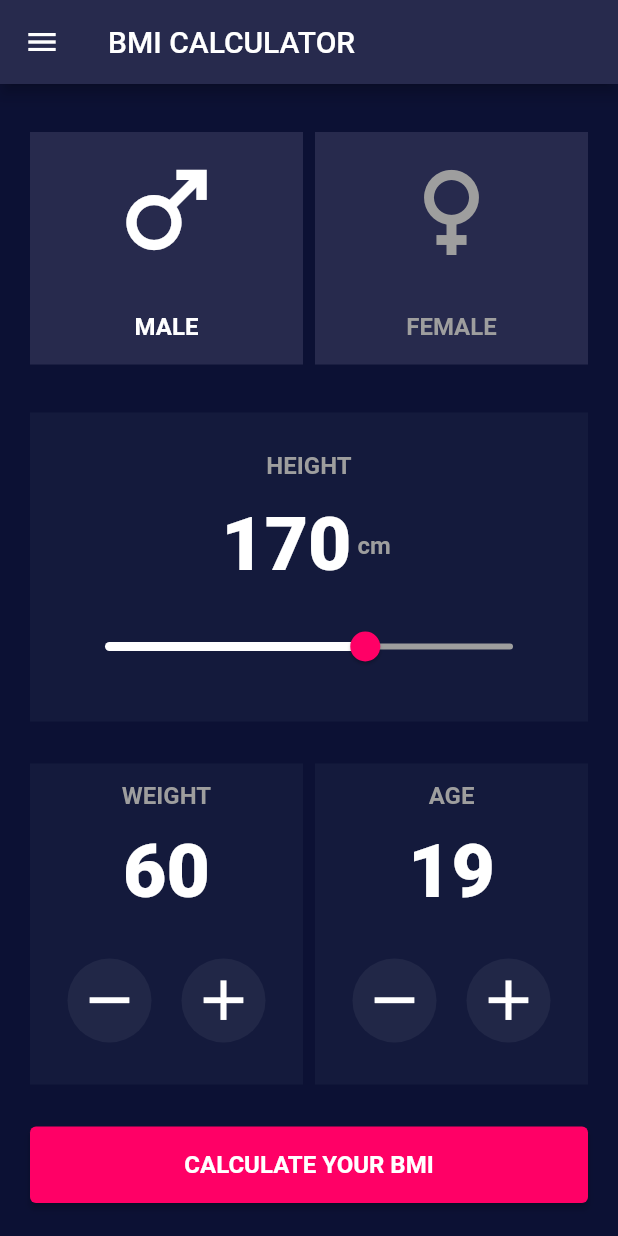
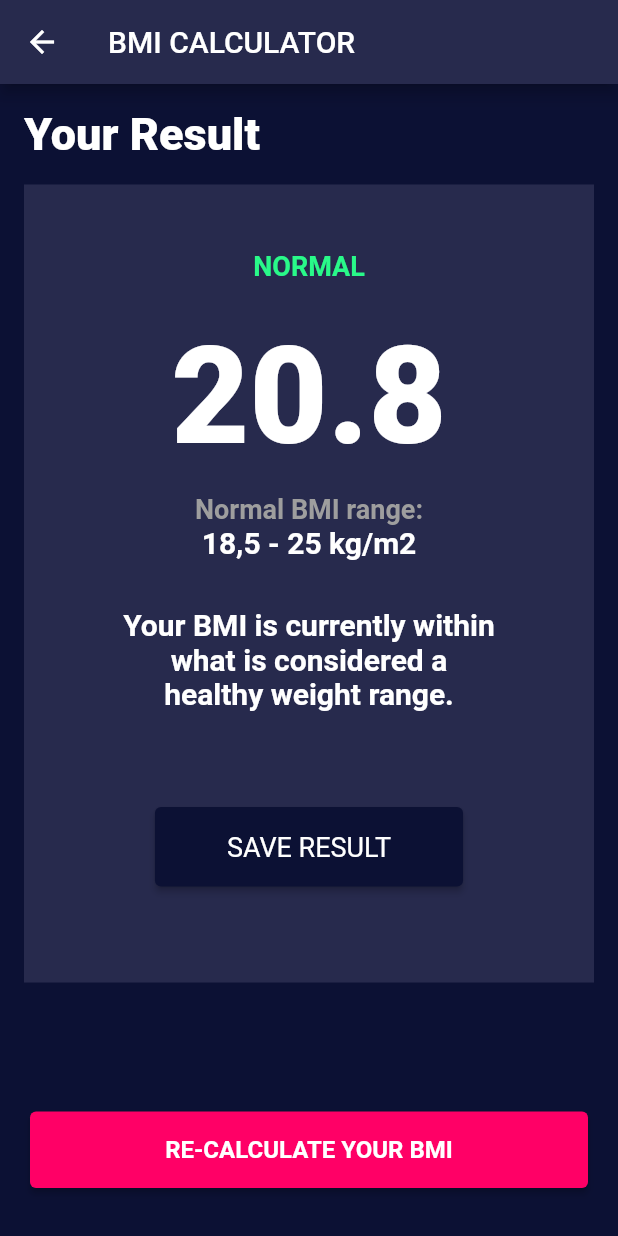
Before and after one commit to juliakowalikk/bmi_calc_cubit, a Flutter app: the screen it shows after launch, after a tap on the "remove" icon, after a tap on the "add" icon, after a tap on "CALCULATE YOUR BMI", on a phone screen of 412 x 824 dp. Run offline on Flutter 3.47's test engine with Material 2 defaults, Android fonts, the phone set to English and light mode, and no system bars; our stand-ins replace flutter_bloc; generated files the repository leaves out were written again.

Commit message:
Add Result Page and Drawer

```diff
--- a/lib/cubit/bmi_cubit.dart
+++ b/lib/cubit/bmi_cubit.dart
@@ -43,4 +43,11 @@ class BmiCubit extends Cubit<BmiState> {
       weight: state.weight,
     ));
   }
+
+  void calculateBMI() {
+    final double height = state.height / 100;
+    final double bmi = state.weight / (height * height);
+    emit(BmiCalculated(
+        bmi: bmi, age: state.age, height: state.height, weight: state.weight));
+  }
 }
--- a/lib/cubit/bmi_state.dart
+++ b/lib/cubit/bmi_state.dart
@@ -1,11 +1,9 @@
 abstract class BmiState {
   final double height;
   final int age;
-  final double bmi;
   final int weight;
 
   BmiState({
-    required this.bmi,
     required this.age,
     required this.height,
     required this.weight,
@@ -14,9 +12,18 @@ abstract class BmiState {
 
 class BmiInitial extends BmiState {
   BmiInitial({
-    super.bmi = 0,
     super.age = 19,
     super.height = 170,
     super.weight = 60,
   });
 }
+
+class BmiCalculated extends BmiState {
+  final double bmi;
+
+  BmiCalculated(
+      {required this.bmi,
+      required super.age,
+      required super.height,
+      required super.weight});
+}
--- a/lib/l10n/app_en.arb
+++ b/lib/l10n/app_en.arb
@@ -6,5 +6,13 @@
   "weight": "WEIGHT",
   "age": "AGE",
   "calculate": "CALCULATE YOUR BMI",
-  "cm": "cm"
+  "cm": "cm",
+  "result": "Your Result",
+  "normalBMI": "Normal BMI range:",
+  "save": "SAVE RESULT",
+  "recalculate": "RE-CALCULATE YOUR BMI",
+  "normBMI": "18,5 - 25 kg/m2",
+  "history": "History",
+  "settings": "Settings",
+  "support": "Support"
 }
--- /dev/null
+++ b/lib/pages/history_page/history_page.dart
@@ -0,0 +1,14 @@
+import 'package:bmi_calc_cubit/style/colors.dart';
+import 'package:flutter/material.dart';
+
+class HistoryPage extends StatelessWidget {
+  const HistoryPage({super.key});
+
+  @override
+  Widget build(BuildContext context) => Scaffold(
+        appBar: AppBar(
+          backgroundColor: navyBlue,
+        ),
+        backgroundColor: backgroundColor,
+      );
+}
--- /dev/null
+++ b/lib/pages/home_page/drawer_body.dart
@@ -0,0 +1,48 @@
+import 'package:bmi_calc_cubit/pages/history_page/history_page.dart';
+import 'package:bmi_calc_cubit/style/colors.dart';
+import 'package:bmi_calc_cubit/style/my_text_style.dart';
+import 'package:flutter/material.dart';
+import 'package:flutter_gen/gen_l10n/app_localizations.dart';
+
+class DrawerBody extends StatelessWidget {
+  const DrawerBody({super.key});
+
+  @override
+  Widget build(BuildContext context) => Drawer(
+        child: ListView(
+          padding: EdgeInsets.zero,
+          children: [
+            DrawerHeader(
+              decoration: const BoxDecoration(
+                color: pink,
+              ),
+              child: Center(
+                  child: Text(
+                Strings.of(context).title,
+                style: MyTextStyle.style7,
+              )),
+            ),
+            ListTile(
+              leading: const Icon(Icons.history),
+              title: Text(Strings.of(context).history),
+              onTap: () => Navigator.push(
+                context,
+                MaterialPageRoute(
+                  builder: (context) => const HistoryPage(),
+                ),
+              ),
+            ),
+            ListTile(
+              leading: const Icon(Icons.settings),
+              title: Text(Strings.of(context).settings),
+              onTap: () {},
+            ),
+            ListTile(
+              leading: const Icon(Icons.support),
+              title: Text(Strings.of(context).support),
+              onTap: () {},
+            ),
+          ],
+        ),
+      );
+}
--- a/lib/pages/home_page/home_page.dart
+++ b/lib/pages/home_page/home_page.dart
@@ -1,11 +1,13 @@
 import 'package:bmi_calc_cubit/cubit/bmi_cubit.dart';
 import 'package:bmi_calc_cubit/cubit/bmi_state.dart';
+import 'package:bmi_calc_cubit/pages/home_page/drawer_body.dart';
 import 'package:bmi_calc_cubit/pages/home_page/tiles/height_tile.dart';
-import 'package:bmi_calc_cubit/pages/home_page/widgets/calculate_button.dart';
 import 'package:bmi_calc_cubit/pages/home_page/widgets/gender_part.dart';
 import 'package:bmi_calc_cubit/pages/home_page/widgets/weight_age_part.dart';
+import 'package:bmi_calc_cubit/pages/result_page/result_page.dart';
 import 'package:bmi_calc_cubit/style/colors.dart';
 import 'package:bmi_calc_cubit/style/dimens.dart';
+import 'package:bmi_calc_cubit/widgets/my_button.dart';
 import 'package:flutter/material.dart';
 import 'package:flutter_bloc/flutter_bloc.dart';
 import 'package:flutter_gen/gen_l10n/app_localizations.dart';
@@ -19,15 +21,14 @@ class HomePage extends StatefulWidget {
 
 class _HomePageState extends State<HomePage> {
   @override
-  Widget build(BuildContext context) => BlocBuilder<BmiCubit, BmiState>(
+  Widget build(BuildContext context) => BlocListener<BmiCubit, BmiState>(
+        listener: _listener,
+        child: BlocBuilder<BmiCubit, BmiState>(
           builder: (context, state) {
             return Scaffold(
+              drawer: const DrawerBody(),
               backgroundColor: backgroundColor,
               appBar: AppBar(
-              leading: IconButton(
-                onPressed: () {},
-                icon: const Icon(Icons.menu),
-              ),
                 backgroundColor: navyBlue,
                 title: Text(Strings.of(context).title),
               ),
@@ -39,8 +40,12 @@ class _HomePageState extends State<HomePage> {
                       const GenderPart(),
                       const HeightTile(),
                       const WeightAgePart(),
-                    CalculateButton(
-                      onCalculate: () {},
+                      const Spacer(),
+                      MyButton(
+                        onPressed: () {
+                          context.read<BmiCubit>().calculateBMI();
+                        },
+                        title: Strings.of(context).calculate,
                       ),
                     ],
                   ),
@@ -48,5 +53,19 @@ class _HomePageState extends State<HomePage> {
               ),
             );
           },
+        ),
+      );
+
+  void _listener(BuildContext context, BmiState state) {
+    if (state is BmiCalculated) {
+      Navigator.push(
+        context,
+        MaterialPageRoute(
+          builder: (BuildContext context) => ResultPage(
+            calculatedBmi: state.bmi,
+          ),
+        ),
       );
     }
+  }
+}
--- /dev/null
+++ b/lib/pages/result_page/result_page.dart
@@ -0,0 +1,46 @@
+import 'package:bmi_calc_cubit/cubit/bmi_cubit.dart';
+import 'package:bmi_calc_cubit/cubit/bmi_state.dart';
+import 'package:bmi_calc_cubit/pages/result_page/widgets/result_body.dart';
+import 'package:bmi_calc_cubit/style/colors.dart';
+import 'package:bmi_calc_cubit/style/dimens.dart';
+import 'package:bmi_calc_cubit/widgets/my_button.dart';
+import 'package:flutter/material.dart';
+import 'package:flutter_bloc/flutter_bloc.dart';
+import 'package:flutter_gen/gen_l10n/app_localizations.dart';
+
+class ResultPage extends StatelessWidget {
+  final double calculatedBmi;
+  const ResultPage({
+    super.key,
+    required this.calculatedBmi,
+  });
+
+  @override
+  Widget build(BuildContext context) => BlocBuilder<BmiCubit, BmiState>(
+        builder: (context, state) {
+          return Scaffold(
+            backgroundColor: backgroundColor,
+            appBar: AppBar(
+              backgroundColor: navyBlue,
+              title: Text(Strings.of(context).title),
+            ),
+            body: SafeArea(
+              child: Padding(
+                padding: const EdgeInsets.all(Dimens.xxl),
+                child: Column(
+                  children: [
+                    ResultBody(bmi: calculatedBmi),
+                    const Spacer(),
+                    MyButton(
+                        onPressed: () {
+                          Navigator.pop(context);
+                        },
+                        title: Strings.of(context).recalculate),
+                  ],
+                ),
+              ),
+            ),
+          );
+        },
+      );
+}
--- /dev/null
+++ b/lib/pages/result_page/widgets/result_body.dart
@@ -0,0 +1,108 @@
+import 'package:bmi_calc_cubit/style/colors.dart';
+import 'package:bmi_calc_cubit/style/dimens.dart';
+import 'package:bmi_calc_cubit/style/my_text_style.dart';
+import 'package:flutter/material.dart';
+import 'package:flutter_gen/gen_l10n/app_localizations.dart';
+
+class ResultBody extends StatelessWidget {
+  final double bmi;
+  const ResultBody({
+    super.key,
+    required this.bmi,
+  });
+
+  @override
+  Widget build(BuildContext context) => Column(
+        crossAxisAlignment: CrossAxisAlignment.start,
+        children: [
+          Padding(
+            padding: const EdgeInsets.only(bottom: Dimens.xxl),
+            child: Text(
+              Strings.of(context).result,
+              style: MyTextStyle.style4,
+            ),
+          ),
+          Container(
+            decoration: const BoxDecoration(color: navyBlue),
+            child: Center(
+              child: Padding(
+                padding: const EdgeInsets.all(Dimens.xxxl),
+                child: Column(
+                  children: [
+                    Padding(
+                      padding: const EdgeInsets.all(Dimens.l),
+                      child: Text(
+                        shortResult(bmi),
+                        style: MyTextStyle.style5,
+                      ),
+                    ),
+                    Padding(
+                      padding: const EdgeInsets.all(Dimens.l),
+                      child: Text(
+                        bmi.toStringAsFixed(1),
+                        style: MyTextStyle.style8,
+                      ),
+                    ),
+                    Text(
+                      Strings.of(context).normalBMI,
+                      style: MyTextStyle.style6,
+                    ),
+                    Text(
+                      Strings.of(context).normBMI,
+                      style: MyTextStyle.style7,
+                    ),
+                    Padding(
+                      padding: const EdgeInsets.all(Dimens.xxxl),
+                      child: Text(
+                        resultDescription(bmi),
+                        style: MyTextStyle.style7,
+                        textAlign: TextAlign.center,
+                      ),
+                    ),
+                    Padding(
+                      padding: const EdgeInsets.all(Dimens.xxxl),
+                      child: ElevatedButton(
+                        style: ElevatedButton.styleFrom(
+                            backgroundColor: backgroundColor),
+                        onPressed: () {},
+                        child: Padding(
+                          padding: const EdgeInsets.symmetric(
+                              horizontal: Dimens.xxxl, vertical: Dimens.xxl),
+                          child: Text(
+                            Strings.of(context).save,
+                            style: MyTextStyle.style9,
+                          ),
+                        ),
+                      ),
+                    )
+                  ],
+                ),
+              ),
+            ),
+          )
+        ],
+      );
+  String resultDescription(double bmi) {
+    if (bmi < 18.5) {
+      return "Your weight is less than it ideally should be.";
+    } else if (bmi < 25) {
+      return 'Your BMI is currently within what is considered a healthy weight range.';
+    } else if (bmi < 30) {
+      return 'Your weight appears to be a bit above the ideal range.';
+    } else {
+      return 'You currently weigh more than is ideal.';
+    }
+  }
+
+  String shortResult(double bmi) {
+    if (bmi < 18.5) {
+      return "UNDERWEIGHT";
+    } else if (bmi < 25) {
+      return 'NORMAL';
+    } else if (bmi < 30) {
+      return 'OVERWEIGHT';
+    } else {
+      return 'OBESITY';
+    }
+  }
+}
--- a/lib/style/colors.dart
+++ b/lib/style/colors.dart
@@ -7,3 +7,4 @@ const Color white = Color(0xFFFFFFFF);
 const Color grey = Color(0xFF9E9E9E);
 const Color darkBlue = Color(0xFF141A3C);
 const Color navyBlue2 = Color(0xFF212747);
+const Color green = Color(0xFF29F989);
--- a/lib/style/my_text_style.dart
+++ b/lib/style/my_text_style.dart
@@ -17,4 +17,34 @@ class MyTextStyle {
     fontWeight: FontWeight.bold,
     color: white,
   );
+  static TextStyle style4 = const TextStyle(
+    fontSize: 30,
+    fontWeight: FontWeight.w800,
+    color: white,
+  );
+  static TextStyle style5 = const TextStyle(
+    fontSize: 18,
+    fontWeight: FontWeight.w600,
+    color: green,
+  );
+  static TextStyle style6 = const TextStyle(
+    fontSize: 18,
+    fontWeight: FontWeight.w600,
+    color: grey,
+  );
+  static TextStyle style7 = const TextStyle(
+    fontSize: 20,
+    fontWeight: FontWeight.bold,
+    color: white,
+  );
+  static TextStyle style8 = const TextStyle(
+    fontSize: 90,
+    fontWeight: FontWeight.w800,
+    color: white,
+  );
+  static TextStyle style9 = const TextStyle(
+    fontSize: 18,
+    fontWeight: FontWeight.w400,
+    color: white,
+  );
 }
--- a/lib/pages/home_page/widgets/calculate_button.dart
+++ b/lib/widgets/my_button.dart
@@ -2,14 +2,15 @@ import 'package:bmi_calc_cubit/style/colors.dart';
 import 'package:bmi_calc_cubit/style/dimens.dart';
 import 'package:bmi_calc_cubit/style/my_text_style.dart';
 import 'package:flutter/material.dart';
-import 'package:flutter_gen/gen_l10n/app_localizations.dart';
 
-class CalculateButton extends StatelessWidget {
-  final Function() onCalculate;
+class MyButton extends StatelessWidget {
+  final Function() onPressed;
+  final String title;
 
-  const CalculateButton({
+  const MyButton({
     super.key,
-    required this.onCalculate,
+    required this.onPressed,
+    required this.title,
   });
 
   @override
@@ -20,11 +21,11 @@ class CalculateButton extends StatelessWidget {
           width: double.infinity,
           child: ElevatedButton(
             style: ElevatedButton.styleFrom(backgroundColor: pink),
-            onPressed: () => onCalculate,
+            onPressed: onPressed,
             child: Padding(
               padding: const EdgeInsets.all(Dimens.xxl),
               child: Text(
-                Strings.of(context).calculate,
+                title,
                 style: MyTextStyle.style3,
               ),
             ),
```
Lines whose indentation alone changed are shown as unchanged.
